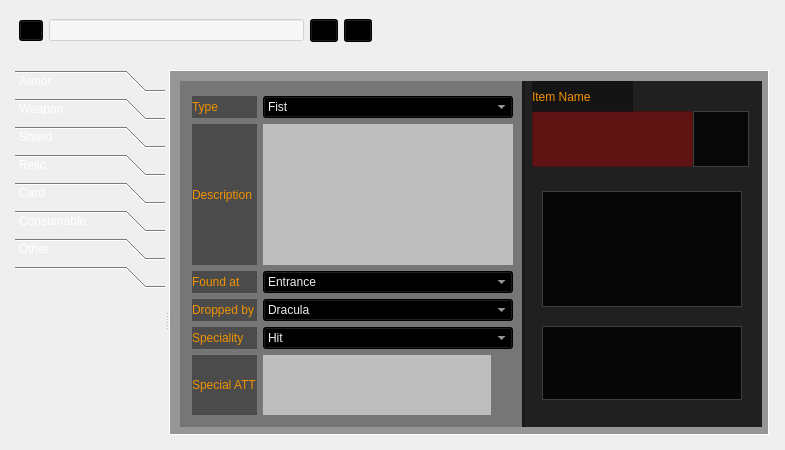
The window that src/ui/qt/form/castlevania_inventory.ui (lucassaporetti/castlevania_inventory_system) describes before a commit, drawn with Qt 5.
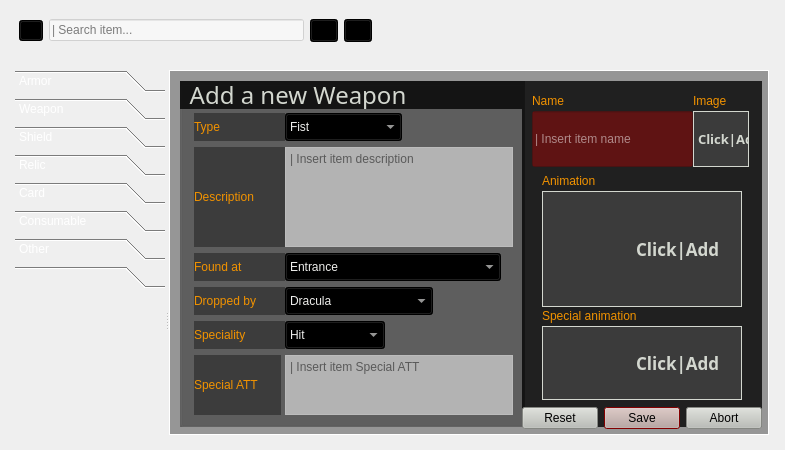
The same window after the commit. Icons and pictures are not drawn.

```diff
--- a/src/ui/qt/form/castlevania_inventory.ui
+++ b/src/ui/qt/form/castlevania_inventory.ui
@@ -136,6 +136,15 @@
       <property name="text">
        <string/>
       </property>
+      <property name="placeholderText">
+       <string>| Search item...</string>
+      </property>
+      <property name="cursorMoveStyle">
+       <enum>Qt::LogicalMoveStyle</enum>
+      </property>
+      <property name="clearButtonEnabled">
+       <bool>false</bool>
+      </property>
      </widget>
     </item>
     <item>
@@ -859,15 +868,60 @@
         <height>346</height>
        </size>
       </property>
+      <property name="styleSheet">
+       <string notr="true">background-color: rgba(0, 0, 0, 93);</string>
+      </property>
       <property name="title">
        <string/>
       </property>
       <property name="flat">
        <bool>false</bool>
       </property>
-      <layout class="QGridLayout" name="gridLayout_2">
-       <item row="2" column="0">
+      <widget class="QLabel" name="label">
+       <property name="geometry">
+        <rect>
+         <x>14</x>
+         <y>32</y>
+         <width>91</width>
+         <height>28</height>
+        </rect>
+       </property>
+       <property name="styleSheet">
+        <string notr="true">background-color: rgba(0, 0, 0, 93);
+font: 75 italic 11pt &quot;URW Bookman L&quot;;
+color: rgb(241, 146, 0);</string>
+       </property>
+       <property name="text">
+        <string>Type</string>
+       </property>
+      </widget>
+      <widget class="QLabel" name="label_2">
+       <property name="geometry">
+        <rect>
+         <x>14</x>
+         <y>66</y>
+         <width>91</width>
+         <height>100</height>
+        </rect>
+       </property>
+       <property name="styleSheet">
+        <string notr="true">background-color: rgba(0, 0, 0, 93);
+font: 75 italic 11pt &quot;URW Bookman L&quot;;
+color: rgb(241, 146, 0);</string>
+       </property>
+       <property name="text">
+        <string>Description</string>
+       </property>
+      </widget>
         <widget class="QLabel" name="label_3">
+       <property name="geometry">
+        <rect>
+         <x>14</x>
+         <y>172</y>
+         <width>91</width>
+         <height>28</height>
+        </rect>
+       </property>
          <property name="styleSheet">
           <string notr="true">background-color: rgba(0, 0, 0, 93);
 font: 75 italic 11pt &quot;URW Bookman L&quot;;
@@ -877,9 +931,33 @@
           <string>Found at</string>
          </property>
         </widget>
-       </item>
-       <item row="4" column="0">
+      <widget class="QLabel" name="label_4">
+       <property name="geometry">
+        <rect>
+         <x>14</x>
+         <y>206</y>
+         <width>91</width>
+         <height>28</height>
+        </rect>
+       </property>
+       <property name="styleSheet">
+        <string notr="true">background-color: rgba(0, 0, 0, 93);
+font: 75 italic 11pt &quot;URW Bookman L&quot;;
+color: rgb(241, 146, 0);</string>
+       </property>
+       <property name="text">
+        <string>Dropped by</string>
+       </property>
+      </widget>
         <widget class="QLabel" name="label_5">
+       <property name="geometry">
+        <rect>
+         <x>14</x>
+         <y>240</y>
+         <width>91</width>
+         <height>28</height>
+        </rect>
+       </property>
          <property name="styleSheet">
           <string notr="true">background-color: rgba(0, 0, 0, 93);
 font: 75 italic 11pt &quot;URW Bookman L&quot;;
@@ -889,9 +967,153 @@
           <string>Speciality</string>
          </property>
         </widget>
+      <widget class="QLabel" name="label_6">
+       <property name="geometry">
+        <rect>
+         <x>14</x>
+         <y>274</y>
+         <width>87</width>
+         <height>60</height>
+        </rect>
+       </property>
+       <property name="styleSheet">
+        <string notr="true">background-color: rgba(0, 0, 0, 93);
+font: 75 italic 11pt &quot;URW Bookman L&quot;;
+color: rgb(241, 146, 0);</string>
+       </property>
+       <property name="text">
+        <string>Special ATT</string>
+       </property>
+      </widget>
+      <widget class="QComboBox" name="comboBox">
+       <property name="geometry">
+        <rect>
+         <x>105</x>
+         <y>32</y>
+         <width>117</width>
+         <height>28</height>
+        </rect>
+       </property>
+       <property name="styleSheet">
+        <string notr="true">background-color: rgb(0, 0, 0);
+font: 12pt &quot;URW Bookman L&quot;;
+color: rgb(238, 238, 236);
+gridline-color: rgb(46, 52, 54);
+selection-color: rgb(0, 0, 0);
+selection-background-color: rgb(181, 0, 0);
+
+</string>
+       </property>
+       <item>
+        <property name="text">
+         <string>Fist</string>
+        </property>
        </item>
-       <item row="2" column="1">
+       <item>
+        <property name="text">
+         <string>Club</string>
+        </property>
+       </item>
+       <item>
+        <property name="text">
+         <string>Two Hand</string>
+        </property>
+       </item>
+       <item>
+        <property name="text">
+         <string>Throw One</string>
+        </property>
+       </item>
+       <item>
+        <property name="text">
+         <string>Sword</string>
+        </property>
+       </item>
+       <item>
+        <property name="text">
+         <string>Dagger</string>
+        </property>
+       </item>
+      </widget>
+      <widget class="QComboBox" name="comboBox_2">
+       <property name="geometry">
+        <rect>
+         <x>105</x>
+         <y>240</y>
+         <width>100</width>
+         <height>28</height>
+        </rect>
+       </property>
+       <property name="styleSheet">
+        <string notr="true">background-color: rgb(0, 0, 0);
+font: 12pt &quot;URW Bookman L&quot;;
+color: rgb(238, 238, 236);
+gridline-color: rgb(46, 52, 54);
+selection-color: rgb(0, 0, 0);
+selection-background-color: rgb(181, 0, 0);
+
+</string>
+       </property>
+       <item>
+        <property name="text">
+         <string>Hit</string>
+        </property>
+       </item>
+       <item>
+        <property name="text">
+         <string>Cut</string>
+        </property>
+       </item>
+       <item>
+        <property name="text">
+         <string>Curse</string>
+        </property>
+       </item>
+       <item>
+        <property name="text">
+         <string>Poison</string>
+        </property>
+       </item>
+       <item>
+        <property name="text">
+         <string>Stone</string>
+        </property>
+       </item>
+       <item>
+        <property name="text">
+         <string>Fire</string>
+        </property>
+       </item>
+       <item>
+        <property name="text">
+         <string>Ice</string>
+        </property>
+       </item>
+       <item>
+        <property name="text">
+         <string>Thunder</string>
+        </property>
+       </item>
+       <item>
+        <property name="text">
+         <string>Holly</string>
+        </property>
+       </item>
+       <item>
+        <property name="text">
+         <string>Dark</string>
+        </property>
+       </item>
+      </widget>
         <widget class="QComboBox" name="comboBox_3">
+       <property name="geometry">
+        <rect>
+         <x>105</x>
+         <y>172</y>
+         <width>216</width>
+         <height>28</height>
+        </rect>
+       </property>
          <property name="styleSheet">
           <string notr="true">background-color: rgb(0, 0, 0);
 font: 12pt &quot;URW Bookman L&quot;;
@@ -1063,141 +1285,15 @@
           </property>
          </item>
         </widget>
-       </item>
-       <item row="0" column="1">
-        <widget class="QComboBox" name="comboBox">
-         <property name="styleSheet">
-          <string notr="true">background-color: rgb(0, 0, 0);
-font: 12pt &quot;URW Bookman L&quot;;
-color: rgb(238, 238, 236);
-gridline-color: rgb(46, 52, 54);
-selection-color: rgb(0, 0, 0);
-selection-background-color: rgb(181, 0, 0);
-
-</string>
-         </property>
-         <item>
-          <property name="text">
-           <string>Fist</string>
-          </property>
-         </item>
-         <item>
-          <property name="text">
-           <string>Club</string>
-          </property>
-         </item>
-         <item>
-          <property name="text">
-           <string>Two Hand</string>
-          </property>
-         </item>
-         <item>
-          <property name="text">
-           <string>Throw One</string>
-          </property>
-         </item>
-         <item>
-          <property name="text">
-           <string>Sword</string>
-          </property>
-         </item>
-         <item>
-          <property name="text">
-           <string>Dagger</string>
-          </property>
-         </item>
-        </widget>
-       </item>
-       <item row="4" column="1">
-        <widget class="QComboBox" name="comboBox_2">
-         <property name="styleSheet">
-          <string notr="true">background-color: rgb(0, 0, 0);
-font: 12pt &quot;URW Bookman L&quot;;
-color: rgb(238, 238, 236);
-gridline-color: rgb(46, 52, 54);
-selection-color: rgb(0, 0, 0);
-selection-background-color: rgb(181, 0, 0);
-
-</string>
-         </property>
-         <item>
-          <property name="text">
-           <string>Hit</string>
-          </property>
-         </item>
-         <item>
-          <property name="text">
-           <string>Cut</string>
-          </property>
-         </item>
-         <item>
-          <property name="text">
-           <string>Curse</string>
-          </property>
-         </item>
-         <item>
-          <property name="text">
-           <string>Poison</string>
-          </property>
-         </item>
-         <item>
-          <property name="text">
-           <string>Stone</string>
-          </property>
-         </item>
-         <item>
-          <property name="text">
-           <string>Fire</string>
-          </property>
-         </item>
-         <item>
-          <property name="text">
-           <string>Ice</string>
-          </property>
-         </item>
-         <item>
-          <property name="text">
-           <string>Thunder</string>
-          </property>
-         </item>
-         <item>
-          <property name="text">
-           <string>Holly</string>
-          </property>
-         </item>
-         <item>
-          <property name="text">
-           <string>Dark</string>
-          </property>
-         </item>
-        </widget>
-       </item>
-       <item row="1" column="0">
-        <widget class="QLabel" name="label_2">
-         <property name="styleSheet">
-          <string notr="true">background-color: rgba(0, 0, 0, 93);
-font: 75 italic 11pt &quot;URW Bookman L&quot;;
-color: rgb(241, 146, 0);</string>
-         </property>
-         <property name="text">
-          <string>Description</string>
-         </property>
-        </widget>
-       </item>
-       <item row="3" column="0">
-        <widget class="QLabel" name="label_4">
-         <property name="styleSheet">
-          <string notr="true">background-color: rgba(0, 0, 0, 93);
-font: 75 italic 11pt &quot;URW Bookman L&quot;;
-color: rgb(241, 146, 0);</string>
-         </property>
-         <property name="text">
-          <string>Dropped by</string>
-         </property>
-        </widget>
-       </item>
-       <item row="3" column="1">
         <widget class="QComboBox" name="comboBox_4">
+       <property name="geometry">
+        <rect>
+         <x>105</x>
+         <y>206</y>
+         <width>148</width>
+         <height>28</height>
+        </rect>
+       </property>
          <property name="styleSheet">
           <string notr="true">background-color: rgb(0, 0, 0);
 font: 12pt &quot;URW Bookman L&quot;;
@@ -1269,42 +1365,33 @@
           </property>
          </item>
         </widget>
-       </item>
-       <item row="5" column="0">
-        <widget class="QLabel" name="label_6">
-         <property name="styleSheet">
-          <string notr="true">background-color: rgba(0, 0, 0, 93);
-font: 75 italic 11pt &quot;URW Bookman L&quot;;
-color: rgb(241, 146, 0);</string>
-         </property>
-         <property name="text">
-          <string>Special ATT</string>
-         </property>
-        </widget>
-       </item>
-       <item row="0" column="0">
-        <widget class="QLabel" name="label">
-         <property name="styleSheet">
-          <string notr="true">background-color: rgba(0, 0, 0, 93);
-font: 75 italic 11pt &quot;URW Bookman L&quot;;
-color: rgb(241, 146, 0);</string>
-         </property>
-         <property name="text">
-          <string>Type</string>
-         </property>
-        </widget>
-       </item>
-       <item row="1" column="1">
         <widget class="QTextEdit" name="textEdit">
+       <property name="geometry">
+        <rect>
+         <x>105</x>
+         <y>66</y>
+         <width>228</width>
+         <height>100</height>
+        </rect>
+       </property>
          <property name="styleSheet">
           <string notr="true">background-color: rgba(255, 255, 255, 134);
 font: 12pt &quot;URW Bookman L&quot;;
 color: rgb(0, 0, 0);</string>
          </property>
-        </widget>
-       </item>
-       <item row="5" column="1">
+       <property name="placeholderText">
+        <string>| Insert item description</string>
+       </property>
+      </widget>
         <widget class="QTextEdit" name="textEdit_2">
+       <property name="geometry">
+        <rect>
+         <x>105</x>
+         <y>274</y>
+         <width>228</width>
+         <height>60</height>
+        </rect>
+       </property>
          <property name="maximumSize">
           <size>
            <width>228</width>
@@ -1316,9 +1403,37 @@
 font: 12pt &quot;URW Bookman L&quot;;
 color: rgb(0, 0, 0);</string>
          </property>
-        </widget>
-       </item>
-      </layout>
+       <property name="placeholderText">
+        <string>| Insert item Special ATT</string>
+       </property>
+      </widget>
+      <widget class="QLabel" name="label_11">
+       <property name="geometry">
+        <rect>
+         <x>-9</x>
+         <y>0</y>
+         <width>351</width>
+         <height>28</height>
+        </rect>
+       </property>
+       <property name="font">
+        <font>
+         <family>Ubuntu Condensed</family>
+         <pointsize>18</pointsize>
+         <weight>9</weight>
+         <italic>false</italic>
+         <bold>false</bold>
+        </font>
+       </property>
+       <property name="styleSheet">
+        <string notr="true">background-color: rgba(0, 0, 0, 200);
+font: 75 18pt &quot;Ubuntu Condensed&quot;;
+color: rgb(211, 215, 207);</string>
+       </property>
+       <property name="text">
+        <string>   Add a new Weapon</string>
+       </property>
+      </widget>
      </widget>
      <widget class="QFrame" name="itemFrame_2">
       <property name="geometry">
@@ -1375,9 +1490,24 @@
          <height>56</height>
         </size>
        </property>
+       <property name="font">
+        <font>
+         <family>Ubuntu Condensed</family>
+         <pointsize>10</pointsize>
+         <weight>75</weight>
+         <italic>false</italic>
+         <bold>true</bold>
+         <underline>false</underline>
+         <strikeout>false</strikeout>
+         <kerning>true</kerning>
+        </font>
+       </property>
+       <property name="cursor">
+        <cursorShape>PointingHandCursor</cursorShape>
+       </property>
        <property name="styleSheet">
-        <string notr="true">color: rgba(255, 255, 255, 57);
-background-color: rgba(0, 0, 0, 189);
+        <string notr="true">background-color: rgba(81, 81, 81, 143);
+color: rgb(211, 215, 207);
 
 
 </string>
@@ -1395,7 +1525,7 @@
         <number>1</number>
        </property>
        <property name="text">
-        <string/>
+        <string>Click|Add</string>
        </property>
        <property name="scaledContents">
         <bool>true</bool>
@@ -1425,8 +1555,23 @@
          <height>116</height>
         </size>
        </property>
+       <property name="font">
+        <font>
+         <family>Ubuntu Condensed</family>
+         <pointsize>13</pointsize>
+         <weight>75</weight>
+         <bold>true</bold>
+        </font>
+       </property>
+       <property name="cursor">
+        <cursorShape>PointingHandCursor</cursorShape>
+       </property>
+       <property name="mouseTracking">
+        <bool>false</bool>
+       </property>
        <property name="styleSheet">
-        <string notr="true">color: rgba(255, 255, 255, 57);</string>
+        <string notr="true">background-color: rgba(81, 81, 81, 143);
+color: rgb(211, 215, 207);</string>
        </property>
        <property name="frameShape">
         <enum>QFrame::Box</enum>
@@ -1441,7 +1586,7 @@
         <number>1</number>
        </property>
        <property name="text">
-        <string/>
+        <string>                    Click|Add</string>
        </property>
        <property name="scaledContents">
         <bool>true</bool>
@@ -1477,8 +1622,23 @@
          <height>74</height>
         </size>
        </property>
+       <property name="font">
+        <font>
+         <family>Ubuntu Condensed</family>
+         <pointsize>13</pointsize>
+         <weight>75</weight>
+         <bold>true</bold>
+        </font>
+       </property>
+       <property name="cursor">
+        <cursorShape>PointingHandCursor</cursorShape>
+       </property>
        <property name="styleSheet">
-        <string notr="true">color: rgba(255, 255, 255, 57);</string>
+        <string notr="true">background-color: rgba(81, 81, 81, 143);
+color: rgb(211, 215, 207);
+
+
+</string>
        </property>
        <property name="frameShape">
         <enum>QFrame::Box</enum>
@@ -1493,7 +1653,7 @@
         <number>1</number>
        </property>
        <property name="text">
-        <string/>
+        <string>                    Click|Add</string>
        </property>
        <property name="scaledContents">
         <bool>true</bool>
@@ -1534,25 +1694,108 @@
        <property name="text">
         <string/>
        </property>
+       <property name="placeholderText">
+        <string>| Insert item name</string>
+       </property>
       </widget>
       <widget class="QLabel" name="label_7">
        <property name="geometry">
         <rect>
          <x>10</x>
-         <y>0</y>
-         <width>101</width>
-         <height>31</height>
+         <y>9</y>
+         <width>41</width>
+         <height>21</height>
         </rect>
        </property>
        <property name="styleSheet">
-        <string notr="true">background-color: rgba(0, 0, 0, 93);
+        <string notr="true">background-color: rgba(191, 64, 64, 0);
 font: 75 italic 11pt &quot;URW Bookman L&quot;;
 color: rgb(241, 146, 0);</string>
        </property>
        <property name="text">
-        <string>Item Name</string>
+        <string>Name</string>
        </property>
       </widget>
+      <widget class="QLabel" name="label_8">
+       <property name="geometry">
+        <rect>
+         <x>171</x>
+         <y>9</y>
+         <width>51</width>
+         <height>21</height>
+        </rect>
+       </property>
+       <property name="styleSheet">
+        <string notr="true">font: 75 italic 11pt &quot;URW Bookman L&quot;;
+color: rgb(241, 146, 0);
+background-color: rgba(191, 64, 64, 0);</string>
+       </property>
+       <property name="text">
+        <string>Image</string>
+       </property>
+      </widget>
+      <widget class="QLabel" name="label_9">
+       <property name="geometry">
+        <rect>
+         <x>20</x>
+         <y>89</y>
+         <width>111</width>
+         <height>21</height>
+        </rect>
+       </property>
+       <property name="styleSheet">
+        <string notr="true">background-color: rgba(191, 64, 64, 0);
+font: 75 italic 11pt &quot;URW Bookman L&quot;;
+color: rgb(241, 146, 0);</string>
+       </property>
+       <property name="text">
+        <string>Animation</string>
+       </property>
+      </widget>
+      <widget class="QLabel" name="label_10">
+       <property name="geometry">
+        <rect>
+         <x>20</x>
+         <y>224</y>
+         <width>131</width>
+         <height>21</height>
+        </rect>
+       </property>
+       <property name="styleSheet">
+        <string notr="true">background-color: rgba(191, 64, 64, 0);
+font: 75 italic 11pt &quot;URW Bookman L&quot;;
+color: rgb(241, 146, 0);</string>
+       </property>
+       <property name="text">
+        <string>Special animation</string>
+       </property>
+      </widget>
+     </widget>
+     <widget class="QDialogButtonBox" name="buttonBox">
+      <property name="geometry">
+       <rect>
+        <x>352</x>
+        <y>326</y>
+        <width>240</width>
+        <height>43</height>
+       </rect>
+      </property>
+      <property name="cursor">
+       <cursorShape>PointingHandCursor</cursorShape>
+      </property>
+      <property name="styleSheet">
+       <string notr="true">background-color: rgb(186, 189, 182);
+font: 11pt &quot;URW Bookman L&quot;;
+selection-background-color: rgb(164, 0, 0);
+color: rgb(0, 0, 0);
+</string>
+      </property>
+      <property name="standardButtons">
+       <set>QDialogButtonBox::Abort|QDialogButtonBox::Reset|QDialogButtonBox::Save</set>
+      </property>
+      <property name="centerButtons">
+       <bool>true</bool>
+      </property>
      </widget>
     </widget>
     <widget class="QWidget" name="deletePage"/>
```
Left out of the diff: 5 changed lines with no effect on the pictures. Lines whose indentation alone changed are shown as unchanged.
